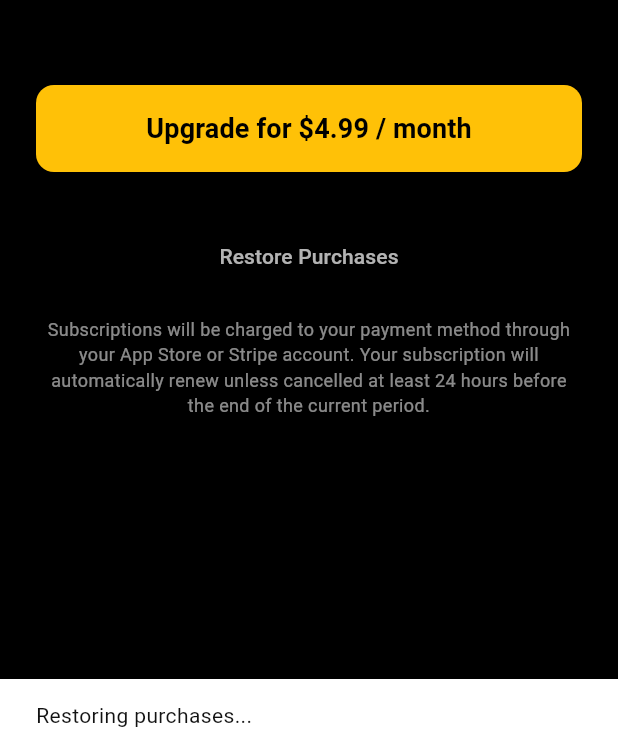
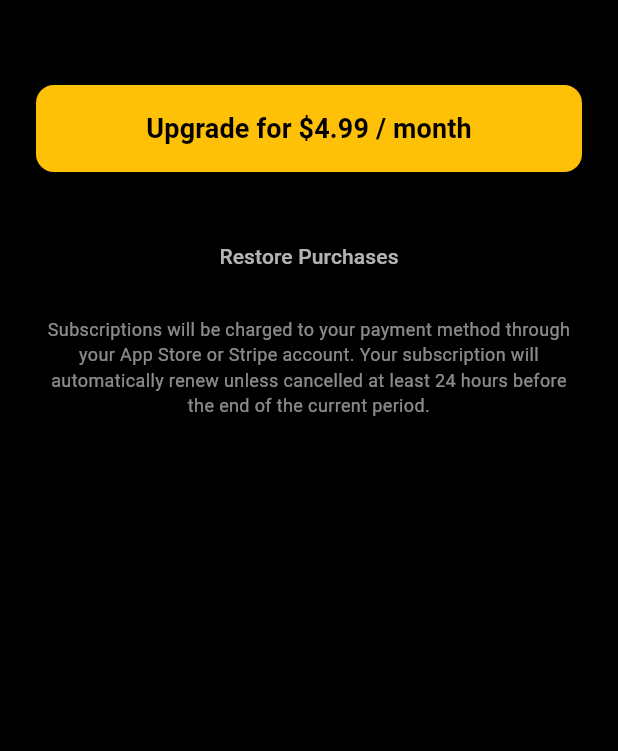
Before and after one commit to RepDuel/RepDuel, a Flutter app: the SubscriptionScreen screen opened by its route, after a tap on "Restore Purchases", on a phone screen of 412 x 824 dp, the part 485-1236 px from its top. Run offline on Flutter 3.47's test engine with Material 3 defaults, Android fonts, the phone set to English and light mode, and no system bars; our stand-ins replace dio, fl_chart, flutter_dotenv, flutter_riverpod, flutter_svg, go_router and 4 more; missing offline and left inert: flutter_stripe, purchases_flutter; accounts and stored records are empty; project files that could hold a hidden picture were left out.

Commit message:
fix(iap): Resolve IAP state sync and UI feedback
Fixes two critical issues in the iOS IAP flow:

1.  The user's subscription status was not updating in the database because purchase events were tied to an anonymous ID. The `iap_provider` now listens to the `authProvider` to log the user into RevenueCat immediately upon authentication, ensuring webhooks are sent with the correct user ID.

2.  The UI did not react to successful purchases or restores. The `subscription_screen` now listens to the `subscriptionProvider` and automatically navigates on success, providing clear user feedback.

```diff
--- a/frontend/lib/core/providers/iap_provider.dart
+++ b/frontend/lib/core/providers/iap_provider.dart
@@ -9,19 +9,18 @@ import 'package:purchases_flutter/purchases_flutter.dart';
 import 'package:repduel/core/config/env.dart';
 import 'package:repduel/core/providers/auth_provider.dart';
 
-// --- Configuration & Data Models (Unchanged) ---
 const String _goldEntitlementId = 'gold';
 const String _platinumEntitlementId = 'platinum';
 
 enum SubscriptionTier { free, gold, platinum }
 
-// --- Provider Definitions (Unchanged) ---
-final subscriptionProvider = StateNotifierProvider<SubscriptionNotifier, AsyncValue<SubscriptionTier>>(
+final subscriptionProvider =
+    StateNotifierProvider<SubscriptionNotifier, AsyncValue<SubscriptionTier>>(
   (ref) => SubscriptionNotifier(ref),
 );
 
 final offeringsProvider = FutureProvider<Offerings>((ref) async {
-  if (kIsWeb) return Offerings(<String, Offering>{});
+  if (kIsWeb) return const Offerings(<String, Offering>{});
   try {
     return await Purchases.getOfferings();
   } on PlatformException catch (e) {
@@ -30,20 +29,45 @@ final offeringsProvider = FutureProvider<Offerings>((ref) async {
   }
 });
 
-
-// --- State Notifier ---
 class SubscriptionNotifier extends StateNotifier<AsyncValue<SubscriptionTier>> {
   final Ref _ref;
 
   SubscriptionNotifier(this._ref) : super(const AsyncValue.loading()) {
     _init();
-    if (!kIsWeb) {
-      Purchases.addCustomerInfoUpdateListener(_onCustomerInfoUpdated);
+  }
+
+  Future<void> _init() async {
+    state = const AsyncValue.loading();
+    try {
+      if (!kIsWeb && (Platform.isIOS || Platform.isMacOS)) {
+        await Purchases.setLogLevel(
+            kDebugMode ? LogLevel.debug : LogLevel.info);
+        await Purchases.configure(
+            PurchasesConfiguration(Env.revenueCatAppleKey));
+        Purchases.addCustomerInfoUpdateListener(_onCustomerInfoUpdated);
+      }
+
+      _ref.listen<AsyncValue<AuthState>>(authProvider, (_, next) {
+        final user = next.valueOrNull?.user;
+        if (user != null) {
+          debugPrint(
+              "[SubscriptionNotifier] User logged in. Identifying with RevenueCat as ${user.id}.");
+          Purchases.logIn(user.id);
+          _updateSubscriptionStatus();
+        } else {
+          debugPrint(
+              "[SubscriptionNotifier] User logged out. Resetting RevenueCat identity.");
+          Purchases.logOut();
+          state = const AsyncValue.data(SubscriptionTier.free);
+        }
+      }, fireImmediately: true);
+    } on PlatformException catch (e, s) {
+      state =
+          AsyncValue.error("Failed to initialize purchases: ${e.message}", s);
+    } catch (e, s) {
+      state =
+          AsyncValue.error("An unexpected error occurred during init: $e", s);
     }
-    _ref.listen(authProvider, (_, __) {
-      debugPrint("[SubscriptionNotifier] Auth state changed, re-evaluating subscription status.");
-      _updateSubscriptionStatus();
-    });
   }
 
   @override
@@ -54,66 +78,40 @@ class SubscriptionNotifier extends StateNotifier<AsyncValue<SubscriptionTier>> {
     super.dispose();
   }
 
-  Future<void> _init() async {
-    state = const AsyncValue.loading();
+  Future<void> _updateSubscriptionStatus() async {
+    if (kIsWeb) {
+      final user = _ref.read(authProvider).valueOrNull?.user;
+      final backendSubLevel = user?.subscriptionLevel ?? 'free';
+      final tier = SubscriptionTier.values.byName(backendSubLevel);
+      if (mounted) state = AsyncValue.data(tier);
+      return;
+    }
+
     try {
-      if (!kIsWeb && (Platform.isIOS || Platform.isMacOS)) {
-        await Purchases.setLogLevel(kDebugMode ? LogLevel.debug : LogLevel.info);
-        await Purchases.configure(PurchasesConfiguration(Env.revenueCatAppleKey));
-        debugPrint("[SubscriptionNotifier] RevenueCat configured for iOS.");
+      final customerInfo = await Purchases.getCustomerInfo();
+      SubscriptionTier tier = SubscriptionTier.free;
+      if (customerInfo.entitlements.active
+          .containsKey(_platinumEntitlementId)) {
+        tier = SubscriptionTier.platinum;
+      } else if (customerInfo.entitlements.active
+          .containsKey(_goldEntitlementId)) {
+        tier = SubscriptionTier.gold;
       }
-      await _updateSubscriptionStatus();
-    } on PlatformException catch (e, s) {
-      state = AsyncValue.error("Failed to initialize purchases: ${e.message}", s);
-    } catch (e, s) {
-      state = AsyncValue.error("An unexpected error occurred during init: $e", s);
+
+      if (mounted) {
+        state = AsyncValue.data(tier);
+        debugPrint(
+            "[SubscriptionNotifier] Native subscription status updated to: $tier");
+      }
+    } catch (e) {
+      debugPrint(
+          "[SubscriptionNotifier] Could not get native customer info: $e.");
     }
   }
 
-  /// Determines the user's subscription tier and syncs it with the backend if needed.
-  Future<void> _updateSubscriptionStatus() async {
-    final user = _ref.read(authProvider).valueOrNull?.user;
-    final backendSubLevel = user?.subscriptionLevel ?? 'free';
-
-    SubscriptionTier tierFromBackend = SubscriptionTier.values.byName(backendSubLevel);
-    debugPrint("[SubscriptionNotifier] Backend subscription tier: $tierFromBackend");
-
-    SubscriptionTier tierFromNative = SubscriptionTier.free;
-    if (!kIsWeb && (Platform.isIOS || Platform.isMacOS)) {
-      try {
-        final customerInfo = await Purchases.getCustomerInfo();
-        if (customerInfo.entitlements.active[_platinumEntitlementId] != null) {
-          tierFromNative = SubscriptionTier.platinum;
-        } else if (customerInfo.entitlements.active[_goldEntitlementId] != null) {
-          tierFromNative = SubscriptionTier.gold;
-        }
-        debugPrint("[SubscriptionNotifier] Native subscription tier: $tierFromNative");
-      } catch (e) {
-        debugPrint("[SubscriptionNotifier] Could not get native customer info: $e. Relying on backend.");
-      }
-    }
-
-    final finalTier = tierFromNative.index > tierFromBackend.index ? tierFromNative : tierFromBackend;
-
-    if (mounted) {
-      state = AsyncValue.data(finalTier);
-      debugPrint("[SubscriptionNotifier] Final unified subscription status is: $finalTier");
-    }
-
-    // --- THIS IS THE FIX ---
-    // Only update the backend if the unified tier is different from what the backend already has.
-    // This check breaks the infinite loop.
-    if (finalTier.name != backendSubLevel) {
-      debugPrint("[SubscriptionNotifier] Syncing new tier (${finalTier.name}) to backend.");
-      await _ref.read(authProvider.notifier).updateUser(
-        subscriptionLevel: finalTier.name,
-      );
-    }
-    // --- END OF FIX ---
-  }
-
   void _onCustomerInfoUpdated(CustomerInfo customerInfo) {
-    debugPrint("[SubscriptionNotifier] Native purchase info updated. Re-evaluating status.");
+    debugPrint(
+        "[SubscriptionNotifier] Native purchase info updated via listener. Re-evaluating status.");
     _updateSubscriptionStatus();
   }
 
@@ -122,7 +120,8 @@ class SubscriptionNotifier extends StateNotifier<AsyncValue<SubscriptionTier>> {
     try {
       await Purchases.purchasePackage(package);
     } on PlatformException catch (e) {
-      if (PurchasesErrorHelper.getErrorCode(e) != PurchasesErrorCode.purchaseCancelledError) {
+      if (PurchasesErrorHelper.getErrorCode(e) !=
+          PurchasesErrorCode.purchaseCancelledError) {
         throw Exception("Purchase failed: ${e.message}");
       }
     }
--- a/frontend/lib/features/premium/screens/subscription_screen.dart
+++ b/frontend/lib/features/premium/screens/subscription_screen.dart
@@ -80,18 +80,9 @@ class _SubscriptionScreenState extends ConsumerState<SubscriptionScreen> {
   }
 
   Future<void> _handleRestore() async {
-    ScaffoldMessenger.of(context).showSnackBar(
-      const SnackBar(content: Text("Restoring purchases...")),
-    );
+    setState(() => _isPurchasing = true);
     try {
       await ref.read(subscriptionProvider.notifier).restorePurchases();
-      if (mounted) {
-        ScaffoldMessenger.of(context).showSnackBar(
-          const SnackBar(
-              content: Text("Purchases restored successfully!"),
-              backgroundColor: Colors.green),
-        );
-      }
     } catch (e) {
       if (mounted) {
         ScaffoldMessenger.of(context).showSnackBar(
@@ -100,15 +91,28 @@ class _SubscriptionScreenState extends ConsumerState<SubscriptionScreen> {
               backgroundColor: Colors.red),
         );
       }
+    } finally {
+      if (mounted) {
+        setState(() => _isPurchasing = false);
+      }
     }
   }
 
   @override
   Widget build(BuildContext context) {
-    ref.listen(subscriptionProvider, (previous, next) {
+    ref.listen<AsyncValue<SubscriptionTier>>(subscriptionProvider,
+        (previous, next) {
       final tier = next.valueOrNull;
+
       if (tier == SubscriptionTier.gold || tier == SubscriptionTier.platinum) {
-        context.go('/payment-success');
+        if (ModalRoute.of(context)?.isCurrent ?? false) {
+          ScaffoldMessenger.of(context).showSnackBar(
+            const SnackBar(
+                content: Text("Success! Premium features unlocked."),
+                backgroundColor: Colors.green),
+          );
+          context.pop();
+        }
       }
     });
 
@@ -175,7 +179,7 @@ class _SubscriptionScreenState extends ConsumerState<SubscriptionScreen> {
               mainAxisAlignment: MainAxisAlignment.spaceEvenly,
               children: [
                 TextButton(
-                  onPressed: _handleRestore,
+                  onPressed: _isPurchasing ? null : _handleRestore,
                   child: const Text('Restore Purchases',
                       style: TextStyle(color: Colors.white70)),
                 ),
```
